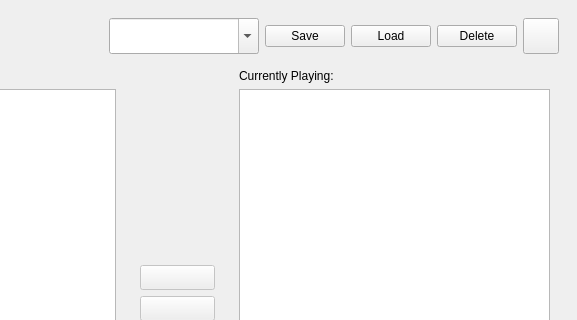
ryangwsimmons/whitenoiselinux, file forms/wnlmainwindow.ui: the form before one commit; both pictures show x 223 to 800 and y 0 to 320 of the 800 by 600 pixel window.
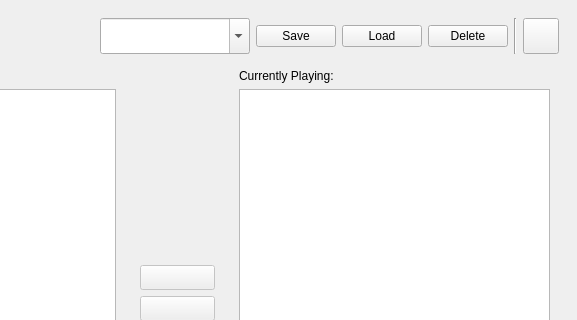
The form after the commit. Icons and pictures are not drawn.

The edit to the form file:
```diff
--- a/forms/wnlmainwindow.ui
+++ b/forms/wnlmainwindow.ui
@@ -129,6 +129,13 @@
          </property>
         </widget>
        </item>
+       <item>
+        <widget class="Line" name="line">
+         <property name="orientation">
+          <enum>Qt::Vertical</enum>
+         </property>
+        </widget>
+       </item>
        <item>
         <widget class="QPushButton" name="aboutButton">
          <property name="sizePolicy">
```
